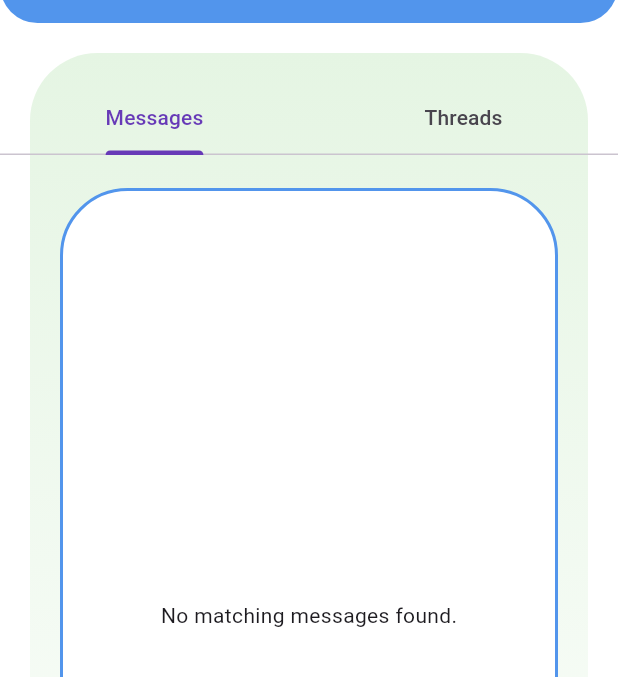
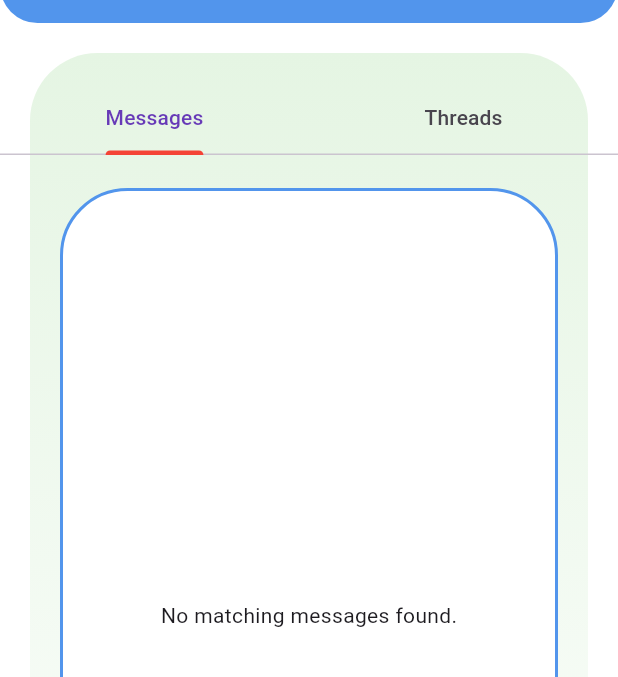
Before and after one commit to RudroMozumdar/PoraoApp, a Flutter app: the screen it shows once a user with an empty profile is signed in, swiped to page 3, on a phone screen of 412 x 824 dp, the part 61-738 px from its top. Run offline on Flutter 3.47's test engine with Material 3 defaults, Android fonts, the phone set to English and light mode, and no system bars; drawn by our look-alikes of google_nav_bar; our stand-ins replace cloud_firestore, expandable_text, firebase_auth, firebase_core, firebase_storage, flutter_typeahead; accounts and stored records are empty.

Commit message:
Threads page is fully done.
Fixed the appBar and made sure whenever a thread is replied to, the respective thread shows up in users Threads list.

```diff
--- a/lib/dashboard/homepage.dart
+++ b/lib/dashboard/homepage.dart
@@ -279,6 +279,7 @@ class _HomePageState extends State<HomePage> {
                                   final String title = post['title'];
                                   final String privacy = post['privacy'];
                                   final timestamp = post['createdAt'] as Timestamp;
+                                  final String posterDP = post['dp-url'];
 
                                   // Navigate to the AnswerPage with data
                                   Navigator.push(
@@ -293,6 +294,7 @@ class _HomePageState extends State<HomePage> {
                                           privacyType: privacy,
                                           postTimestamp: timestamp,
                                           voteCount: vote,
+                                          posterDP: posterDP,
                                       ),
                                     ),
                                   );
--- a/lib/dashboard/messages_threads.dart
+++ b/lib/dashboard/messages_threads.dart
@@ -1,3 +1,4 @@
+import 'package:flutter/material.dart';
 import 'package:intl/intl.dart';
 import 'package:porao_app/common/all_import.dart';
 
@@ -8,13 +9,12 @@ class MessagesThreads extends StatefulWidget {
   State<MessagesThreads> createState() => _MessagesThreads();
 }
 
-class _MessagesThreads extends State<MessagesThreads>
-    with SingleTickerProviderStateMixin {
-  late final TabController _tabController; // Declare as late
+class _MessagesThreads extends State<MessagesThreads> with SingleTickerProviderStateMixin {
+  late final TabController _tabController;
 
   final FirebaseFirestore _firestore = FirebaseFirestore.instance;
 
-  List<Map<String, dynamic>>? filteredDocuments; // Initialize as null
+  List<Map<String, dynamic>>? filteredDocuments;
 
   var currentUser = FirebaseAuth.instance.currentUser;
 
@@ -22,7 +22,7 @@ class _MessagesThreads extends State<MessagesThreads>
 
   Future<void> _fetchAndFilterMessages() async {
     filteredDocuments = await fetchAndFilterByUserId(currentUser!.uid);
-    setState(() {}); // Trigger rebuild with updated data
+    setState(() {});
   }
 
   String _formatTimestampForDisplay(dynamic timestampValue) {
@@ -98,7 +98,6 @@ class _MessagesThreads extends State<MessagesThreads>
   void initState() {
     super.initState();
     _tabController = TabController(length: 2, vsync: this);
-    // Call _fetchAndFilterMessages on initState
     _fetchAndFilterMessages();
   }
 
@@ -120,8 +119,8 @@ class _MessagesThreads extends State<MessagesThreads>
       body: Stack(
         children: [
           // Child container with rounded corners and gradient
-          Container(
-            child: Padding(
+
+          Padding(
             padding: const EdgeInsets.only(left: 20, right: 20, top: 20),
             child: Container(
               decoration: const BoxDecoration(
@@ -140,10 +139,15 @@ class _MessagesThreads extends State<MessagesThreads>
               ),
             ),
           ),
-          ),
 
           // TabBar positioned on top
-          Positioned(
+          Theme(
+            data: Theme.of(context).copyWith(
+              colorScheme: Theme.of(context).colorScheme.copyWith(
+                surfaceVariant: Colors.transparent,
+              )
+            ),
+            child: Positioned(
               top: 40.0,
               left: 0.0,
               right: 0.0,
@@ -153,6 +157,8 @@ class _MessagesThreads extends State<MessagesThreads>
                   Tab(text: 'Messages'),
                   Tab(text: 'Threads'),
                 ],
+                indicatorColor: Colors.red,
+              ),
             ),
           ),
 
@@ -168,6 +174,7 @@ class _MessagesThreads extends State<MessagesThreads>
               child: TabBarView(
                 controller: _tabController,
                 children: [
+
                   // Content for MESSAGES Tab
                   Container(
                     padding: const EdgeInsets.all(10),
@@ -199,7 +206,6 @@ class _MessagesThreads extends State<MessagesThreads>
 
                                   return GestureDetector(
                                     onTap: () {
-                                      // Navigate to the next page with document data
                                       Navigator.push(
                                         context,
                                         MaterialPageRoute(
@@ -209,7 +215,7 @@ class _MessagesThreads extends State<MessagesThreads>
                                             userDP: userDP.first,
                                             userId: userID.first,
                                             currentUserId: currentUser!.uid,
-                                          ), // Replace with your page class
+                                          ),
                                         ),
                                       );
                                     },
@@ -296,7 +302,7 @@ class _MessagesThreads extends State<MessagesThreads>
                                           ),
                                           SizedBox(
                                             //Contain Message last message time
-                                            width: 50,
+                                            width: 60,
                                             child: Container(
                                                 alignment: Alignment.center,
                                                 child: Text(
@@ -324,8 +330,6 @@ class _MessagesThreads extends State<MessagesThreads>
                       child: Text('Threads Content'),
                     ),
                   ),
-
-
                 ],
               ),
             ),
```
Also changed, not shown: lib/dashboard/answer_page.dart (+111 -47 lines). Lines whose indentation alone changed are shown as unchanged.
